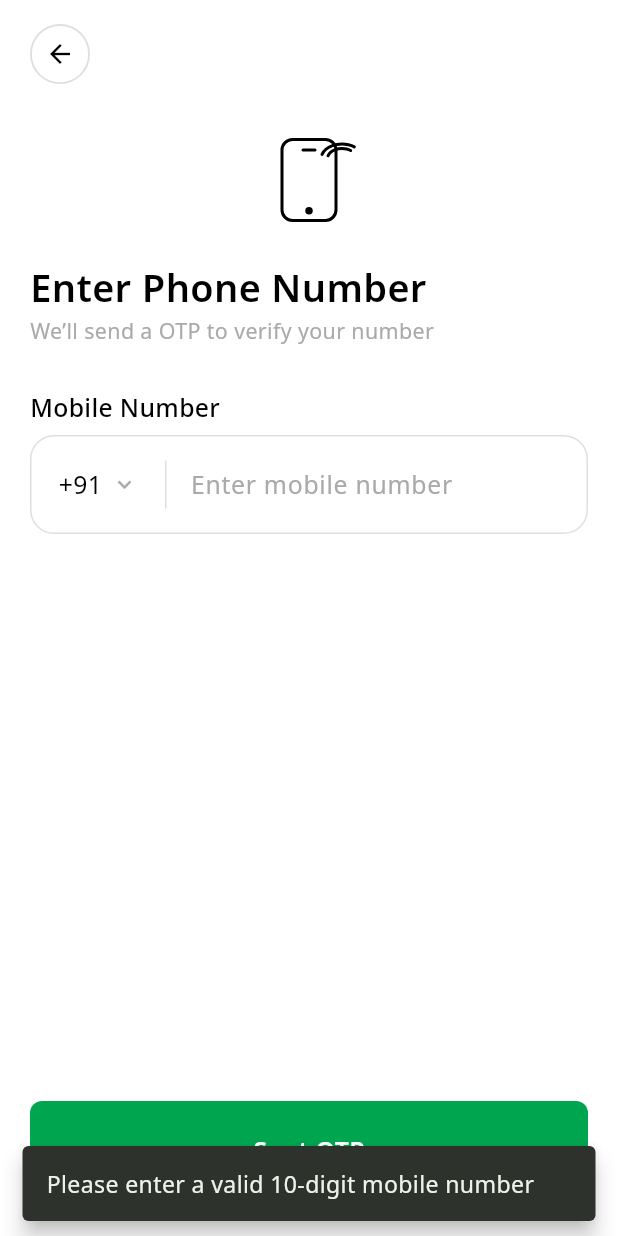
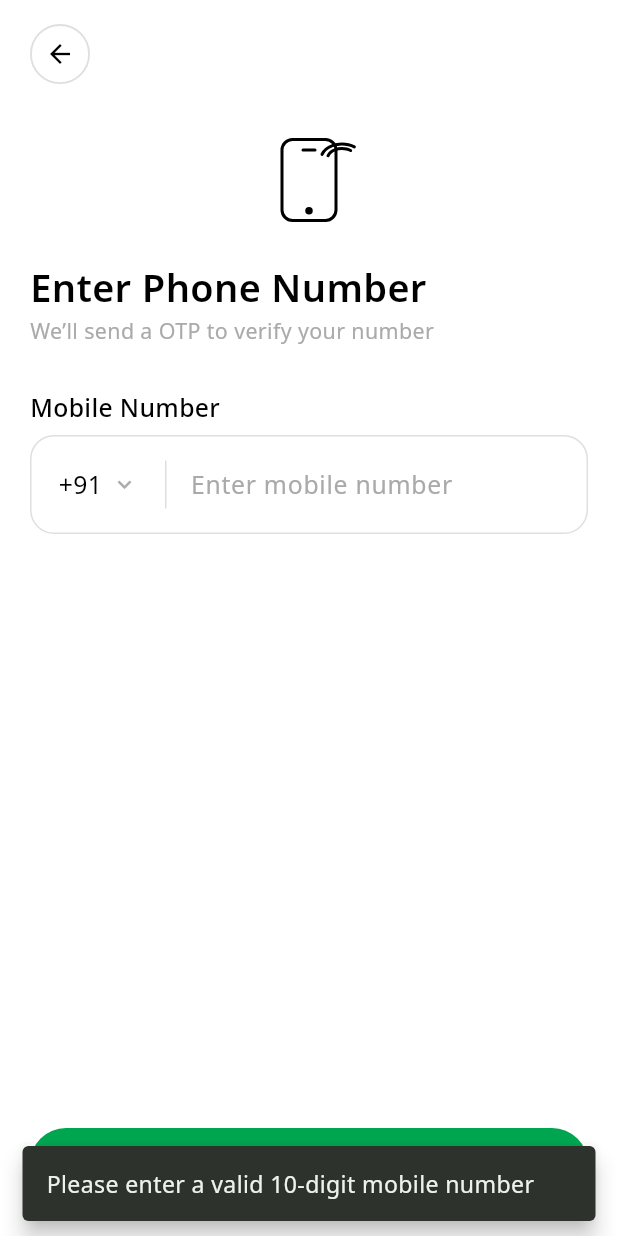
Before and after one commit to SHIDULPP/jamiat, a Flutter app: the screen it shows after launch, after a tap on "Sent OTP", on a phone screen of 412 x 824 dp. Run offline on Flutter 3.47's test engine with Material 3 defaults, Android fonts, the phone set to English and light mode, and no system bars; our stand-ins replace flutter_riverpod, loading_indicator, shimmer.

```diff
--- a/lib/src/data/services/haptic_helper.dart
+++ b/lib/src/data/services/haptic_helper.dart
@@ -0,0 +1,24 @@
+import 'package:flutter/services.dart';
+
+enum HapticImpact { light, medium, heavy, selection, none }
+
+class HapticHelper {
+  static Future<void> impact(HapticImpact impact) async {
+    switch (impact) {
+      case HapticImpact.light:
+        await HapticFeedback.lightImpact();
+        break;
+      case HapticImpact.medium:
+        await HapticFeedback.mediumImpact();
+        break;
+      case HapticImpact.heavy:
+        await HapticFeedback.heavyImpact();
+        break;
+      case HapticImpact.selection:
+        await HapticFeedback.selectionClick();
+        break;
+      case HapticImpact.none:
+        break;
+    }
+  }
+}
--- a/lib/src/interfaces/components/loading_indicator.dart
+++ b/lib/src/interfaces/components/loading_indicator.dart
@@ -0,0 +1,22 @@
+import 'package:flutter/material.dart';
+import 'package:loading_indicator/loading_indicator.dart';
+import 'package:jamiat/src/data/constants/color_constants.dart';
+
+class LoadingAnimation extends StatelessWidget {
+  final double size;
+  final Color? loadingColor;
+  const LoadingAnimation({super.key, this.size = 30, this.loadingColor});
+
+  @override
+  Widget build(BuildContext context) {
+    return SizedBox(
+      width: size,
+      height: size,
+      child: LoadingIndicator(
+        indicatorType: Indicator.lineSpinFadeLoader,
+        colors: [loadingColor ?? kSecondaryColor],
+        strokeWidth: 2,
+      ),
+    );
+  }
+}
--- a/lib/src/interfaces/components/primarybutton.dart
+++ b/lib/src/interfaces/components/primarybutton.dart
@@ -1,71 +1,154 @@
 import 'package:flutter/material.dart';
 import 'package:jamiat/src/data/constants/color_constants.dart';
-import 'package:jamiat/src/data/constants/style_constants.dart';
+import 'package:jamiat/src/data/services/haptic_helper.dart';
+import 'package:jamiat/src/interfaces/components/loading_indicator.dart';
 
-/// Primary CTA matching Figma `Button/N` (Send OTP / Verify OTP).
-///
-/// Specs: height 66 · radius 8 · fill [kPrimaryColor] ·
-/// Noto Sans SemiBold 15 white · horizontal padding 16.
 Widget primaryButton({
   required String label,
   required VoidCallback? onPressed,
   Color labelColor = kWhite,
-  double fontSize = kSize15,
-  double buttonHeight = 66,
+  double fontSize = 14,
+  double buttonHeight = 48,
   bool isLoading = false,
   Color buttonColor = kPrimaryColor,
   Color sideColor = Colors.transparent,
   Widget? icon,
 }) {
-  final borderRadius = BorderRadius.circular(kCardRadiusSm);
+  final BorderRadius borderRadius = BorderRadius.circular(56);
 
   return SizedBox(
     height: buttonHeight,
     width: double.infinity,
     child: Material(
       color: Colors.transparent,
-      borderRadius: borderRadius,
+      child: _InteractiveButton(
+        label: label,
+        onPressed: onPressed,
+        isLoading: isLoading,
+        icon: icon,
+        labelColor: labelColor,
+        fontSize: fontSize,
+        buttonColor: buttonColor,
+        sideColor: sideColor,
+        borderRadius: borderRadius,
+      ),
+    ),
+  );
+}
+
+class _InteractiveButton extends StatefulWidget {
+  final String label;
+  final VoidCallback? onPressed;
+  final bool isLoading;
+  final Widget? icon;
+  final Color labelColor;
+  final double fontSize;
+  final Color buttonColor;
+  final Color sideColor;
+  final BorderRadius borderRadius;
+
+  const _InteractiveButton({
+    required this.label,
+    required this.onPressed,
+    required this.isLoading,
+    required this.labelColor,
+    required this.fontSize,
+    required this.buttonColor,
+    required this.sideColor,
+    required this.borderRadius,
+    this.icon,
+  });
+
+  @override
+  State<_InteractiveButton> createState() => _InteractiveButtonState();
+}
+
+class _InteractiveButtonState extends State<_InteractiveButton> {
+  bool _isHovered = false;
+  bool _isPressed = false;
+
+  @override
+  Widget build(BuildContext context) {
+    final bool isDisabled = widget.onPressed == null || widget.isLoading;
+
+    Color backgroundColor = widget.buttonColor;
+
+    if (_isPressed) {
+      backgroundColor = widget.buttonColor.withOpacity(0.85);
+    } else if (_isHovered) {
+      backgroundColor = widget.buttonColor.withOpacity(0.95);
+    }
+
+    return AnimatedScale(
+      scale: _isPressed ? 0.97 : 1.0,
+      duration: const Duration(milliseconds: 120),
+      curve: Curves.easeOut,
       child: InkWell(
-        onTap: isLoading || onPressed == null ? null : onPressed,
-        borderRadius: borderRadius,
-        splashColor: kWhite.withValues(alpha: 0.15),
+        borderRadius: widget.borderRadius,
+        splashColor: Colors.white.withOpacity(0.15),
         highlightColor: Colors.transparent,
-        child: Ink(
-          padding: const EdgeInsets.symmetric(horizontal: 16),
+
+        onTap: isDisabled ? null : widget.onPressed,
+
+        onTapDown: (_) {
+          if (!isDisabled) {
+            HapticHelper.impact(HapticImpact.medium);
+            setState(() => _isPressed = true);
+          }
+        },
+
+        onTapUp: (_) {
+          setState(() => _isPressed = false);
+        },
+
+        onTapCancel: () {
+          setState(() => _isPressed = false);
+        },
+
+        onLongPress: isDisabled
+            ? null
+            : () {
+                HapticHelper.impact(HapticImpact.medium);
+              },
+
+        onHover: (value) {
+          setState(() => _isHovered = value);
+        },
+
+        child: AnimatedContainer(
+          duration: const Duration(milliseconds: 150),
+          padding: EdgeInsets.symmetric(
+            // horizontal: GlobalVariables.preferredLanguage == 'ml' ? 20 : 0,
+          ),
           decoration: BoxDecoration(
-            color: (isLoading || onPressed == null)
-                ? buttonColor.withValues(alpha: 0.5)
-                : buttonColor,
-            borderRadius: borderRadius,
-            border: Border.all(color: sideColor),
+            color: isDisabled
+                ? widget.buttonColor.withOpacity(0.5)
+                : backgroundColor,
+            borderRadius: widget.borderRadius,
+            border: Border.all(color: widget.sideColor),
           ),
           child: Center(
-            child: isLoading
-                ? SizedBox(
-                    height: 22,
-                    width: 22,
-                    child: CircularProgressIndicator(
-                      strokeWidth: 2.4,
-                      valueColor: AlwaysStoppedAnimation<Color>(labelColor),
-                    ),
+            child: widget.isLoading
+                ? const SizedBox(
+                    height: 20,
+                    width: 20,
+                    child: LoadingAnimation(loadingColor: kWhite),
                   )
                 : Row(
                     mainAxisSize: MainAxisSize.min,
-                    mainAxisAlignment: MainAxisAlignment.center,
                     children: [
-                      if (icon != null) ...[
-                        icon,
-                        const SizedBox(width: 10),
+                      if (widget.icon != null) ...[
+                        widget.icon!,
+                        const SizedBox(width: 8),
                       ],
-                      Flexible(
-                        child: Text(
-                          label,
-                          maxLines: 1,
-                          overflow: TextOverflow.ellipsis,
-                          style: kButtonLabelSB.copyWith(
-                            color: labelColor,
-                            fontSize: fontSize,
-                          ),
+                      Text(
+                        widget.label,
+                        maxLines: 1,
+                        overflow: TextOverflow.ellipsis,
+                        style: TextStyle(
+                          fontWeight: FontWeight.w600,
+                          color: widget.labelColor,
+                          fontSize: widget.fontSize,
                         ),
                       ),
                     ],
@@ -73,6 +156,6 @@ Widget primaryButton({
           ),
         ),
       ),
-    ),
-  );
+    );
+  }
 }
--- a/pubspec.yaml
+++ b/pubspec.yaml
@@ -35,8 +35,8 @@ dependencies:
   # Use with the CupertinoIcons class for iOS style icons.
   cupertino_icons: ^1.0.8
   flutter_riverpod: ^3.3.2
+  loading_indicator: ^3.1.1
   shimmer: ^3.0.0
-  loading_indicator: ^3.1.1
 
 dev_dependencies:
   flutter_test:
```
